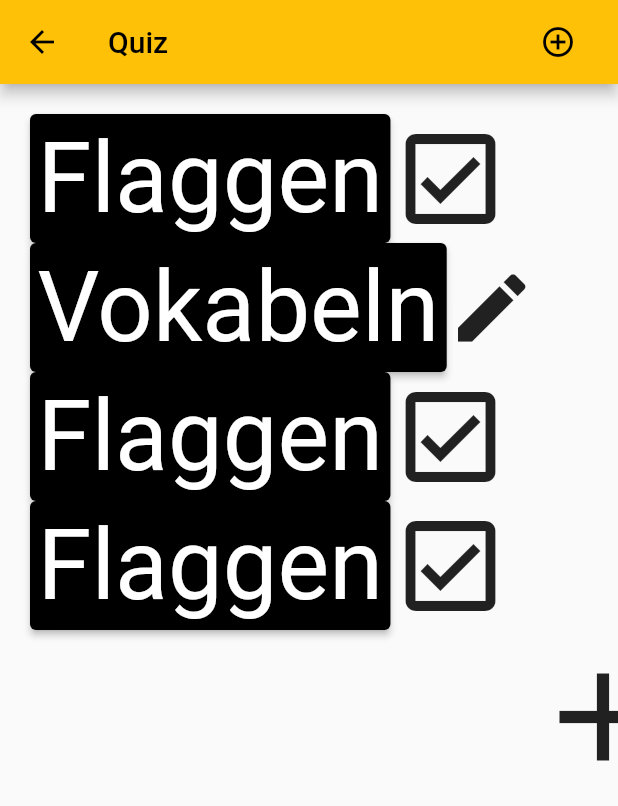
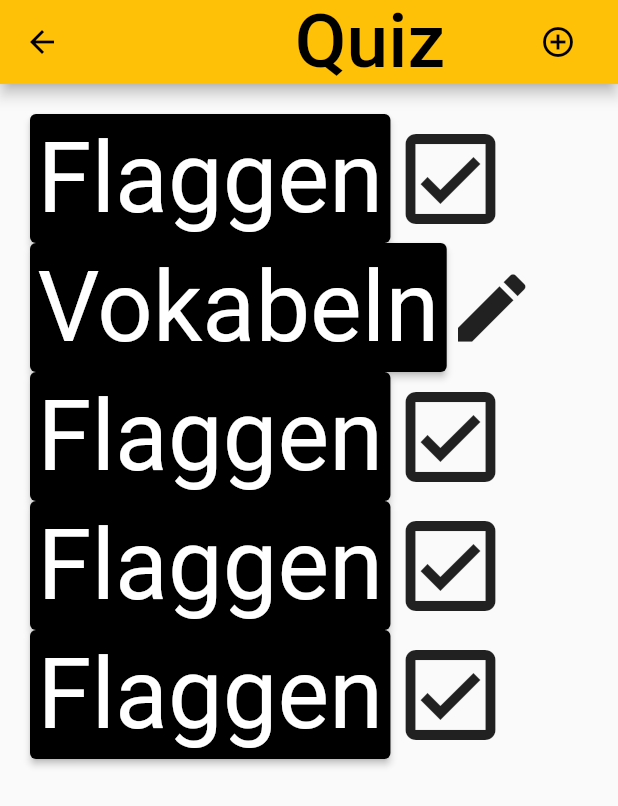
Before and after one commit to BogyMitutoyoCTL/BOGY-App-2022-10, a Flutter app: the Home screen opened directly, on a phone screen of 412 x 824 dp. Shown: the top 806 px of the screen. Run offline on Flutter 3.47's test engine with Material 2 defaults, Android fonts, the phone set to English and light mode, and no system bars; our stand-ins replace image_picker.

```diff
--- a/Source/lib/Home.dart
+++ b/Source/lib/Home.dart
@@ -3,8 +3,9 @@ import 'multiplechoice.dart';
 import 'Typing.dart';
 
 class Home extends StatelessWidget {
-  const Home({Key? key}) : super(key: key);
-
+  const Home({Key? key}) : super(key: key)
+  //{Navigator.}
+  ;
   get onPressed => null;
 
   @override
@@ -14,7 +15,10 @@ class Home extends StatelessWidget {
           title: Row(
         mainAxisAlignment: MainAxisAlignment.spaceBetween,
         children: [
-          const Text("Quiz"),
+          const Text(
+            "          Quiz",
+            style: TextStyle(fontSize: 50),
+          ),
           IconButton(
               icon: const Icon(Icons.add_circle_outline), onPressed: () {})
         ],
@@ -28,17 +32,10 @@ class Home extends StatelessWidget {
             Typing(),
             Multiplechioce(),
             Multiplechioce(),
+            Multiplechioce(),
             Row(
               mainAxisAlignment: MainAxisAlignment.end,
-              children: [
-                IconButton(
-                  icon: const Icon(
-                    Icons.add,
-                    size: 100,
-                  ),
-                  onPressed: () {},
-                ),
-              ],
+              children: [],
             ),
           ],
         ),
```
Also changed, not shown: Source/lib/WelcomePage.dart (+7 -6 lines).
